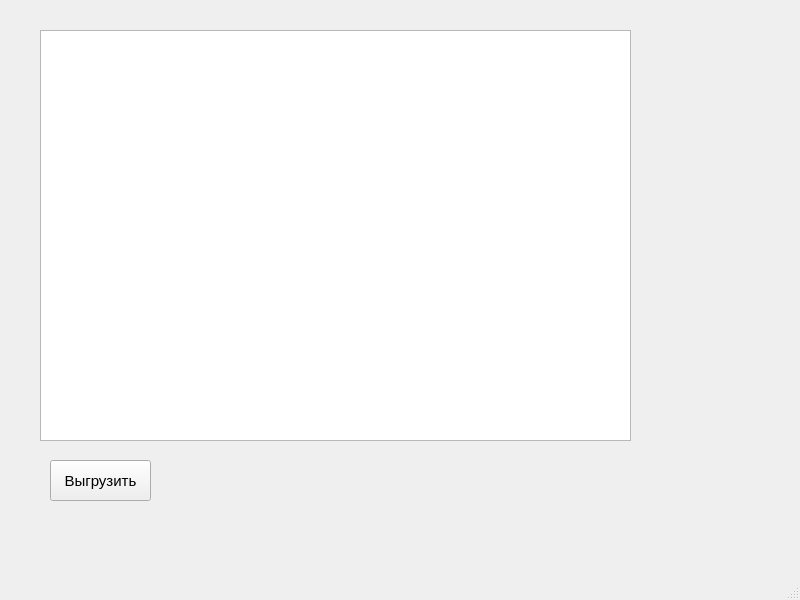
Above: ui/schedule.ui from flexyw1be/DentalProject before the change. Below: the same form after it.
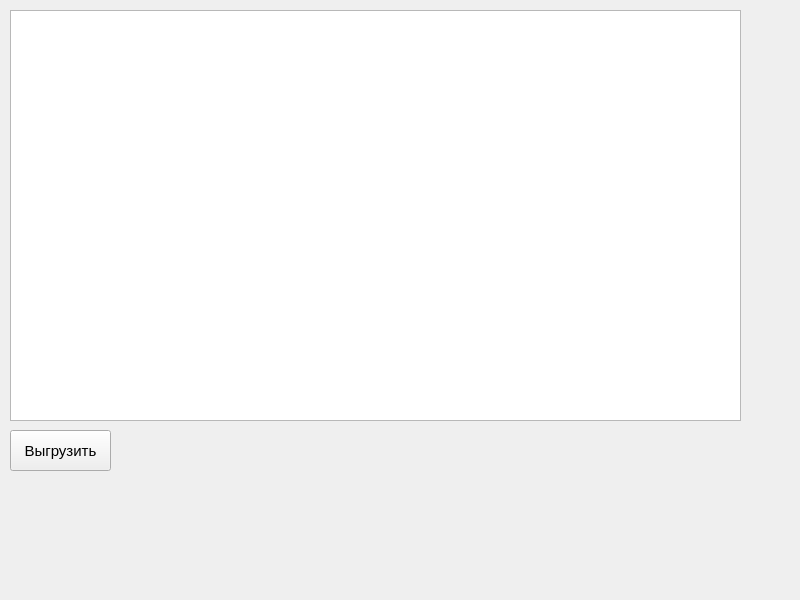
That is the form after the change.

Patch:
```diff
--- a/ui/schedule.ui
+++ b/ui/schedule.ui
@@ -17,9 +17,9 @@
    <widget class="QListWidget" name="list_widget">
     <property name="geometry">
      <rect>
-      <x>40</x>
-      <y>30</y>
-      <width>591</width>
+      <x>10</x>
+      <y>10</y>
+      <width>731</width>
       <height>411</height>
      </rect>
     </property>
@@ -32,8 +32,8 @@
    <widget class="QPushButton" name="xlsx_push_button">
     <property name="geometry">
      <rect>
-      <x>50</x>
-      <y>460</y>
+      <x>10</x>
+      <y>430</y>
       <width>101</width>
       <height>41</height>
      </rect>
@@ -49,17 +49,6 @@
     </property>
    </widget>
   </widget>
-  <widget class="QMenuBar" name="menubar">
-   <property name="geometry">
-    <rect>
-     <x>0</x>
-     <y>0</y>
-     <width>800</width>
-     <height>21</height>
-    </rect>
-   </property>
-  </widget>
-  <widget class="QStatusBar" name="statusbar"/>
  </widget>
  <resources/>
  <connections/>
```
